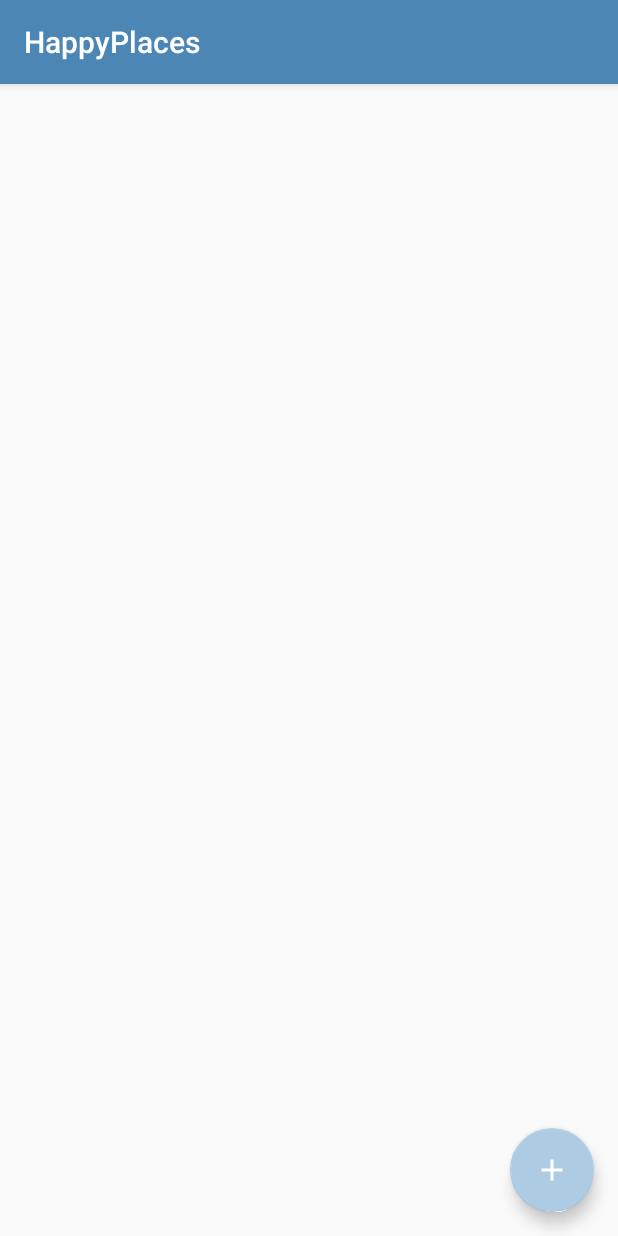
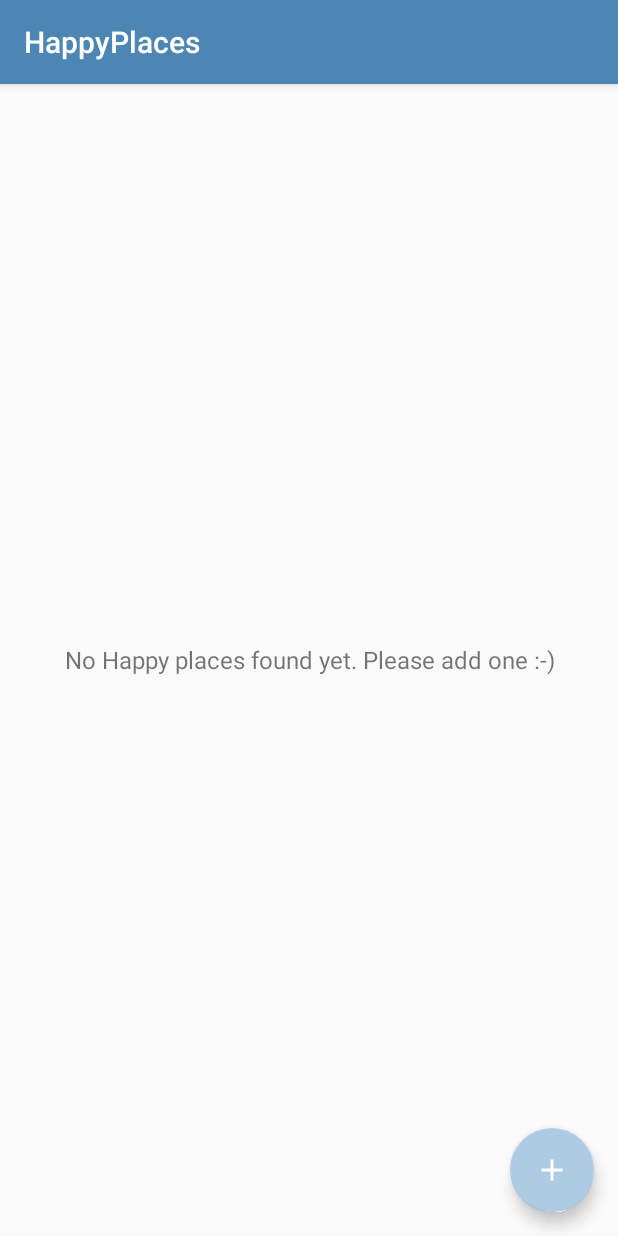
Before and after one commit to juokavom/Android_Headstart, an Android app: the screen it shows after launch (MainActivity), on a phone screen of 412 x 824 dp. Run offline under Robolectric (Android 15) with nearby library versions, the light colour scheme and no system bars.

Commit message:
Fetched item binding to recycler view

```diff
--- a/HappyPlaces/app/src/main/res/layout/activity_main.xml
+++ b/HappyPlaces/app/src/main/res/layout/activity_main.xml
@@ -14,4 +14,23 @@
         android:layout_margin="@dimen/fab_margin"
         app:srcCompat="@drawable/ic_action_add_24" />
 
+    <androidx.recyclerview.widget.RecyclerView
+        android:id="@+id/rv_happy_places_list"
+        android:layout_width="match_parent"
+        android:layout_height="match_parent"
+        android:visibility="gone"
+        tools:visibility="gone" />
+
+    <TextView
+        android:id="@+id/tv_no_records_available"
+        android:layout_width="match_parent"
+        android:layout_height="match_parent"
+        android:gravity="center"
+        android:text="@string/note_text_no_happy_places_found_yet"
+        android:textSize="@dimen/no_records_available_text_size"
+        android:visibility="visible"
+        tools:visibility="visible"
+        />
+
+
 </FrameLayout>
--- a/HappyPlaces/app/src/main/res/values/colors.xml
+++ b/HappyPlaces/app/src/main/res/values/colors.xml
@@ -21,4 +21,8 @@
     <color name="colorPrimary">@color/blue_400</color>
     <color name="colorPrimaryDark">@color/blue_500</color>
     <color name="colorAccent">@color/blue_200</color>
+
+    <color name="circular_image_border_color">#757575</color>
+    <color name="item_happy_place_description_text_color">#606060</color>
+
 </resources>
--- a/HappyPlaces/app/src/main/res/values/strings.xml
+++ b/HappyPlaces/app/src/main/res/values/strings.xml
@@ -6,4 +6,6 @@
     <string name="edit_text_hint_location">Location</string>
     <string name="text_add_image">ADD IMAGE</string>
     <string name="btn_text_save">SAVE</string>
+    <string name="note_text_no_happy_places_found_yet">No Happy places found yet. Please add one :-)</string>
+    <string name="image_content_description">Image</string>
 </resources>
```
Also changed, not shown: HappyPlaces/app/src/main/java/com/example/happyplaces/activities/MainActivity.kt (+19 -4 lines), HappyPlaces/app/src/main/java/com/example/happyplaces/adapters/HappyPlacesAdapter.kt (added, +45 -0 lines), HappyPlaces/app/src/main/res/layout/item_happy_place.xml (added, +65 -0 lines), HappyPlaces/app/src/main/res/values/dimens.xml (+10 -1 lines).
